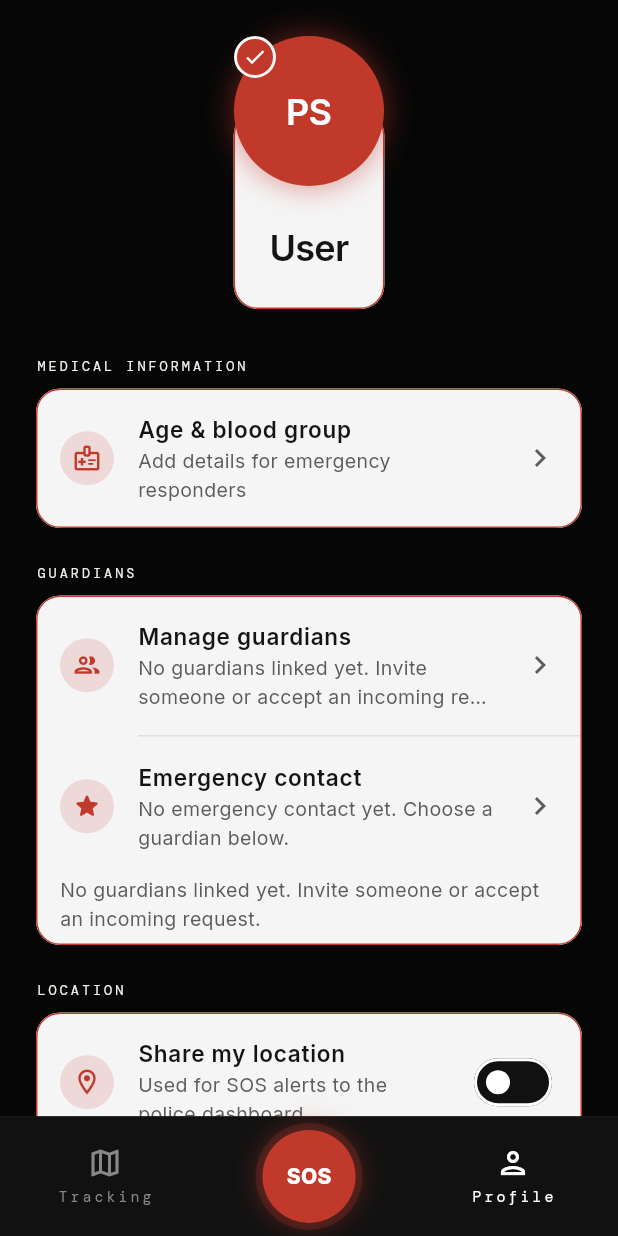
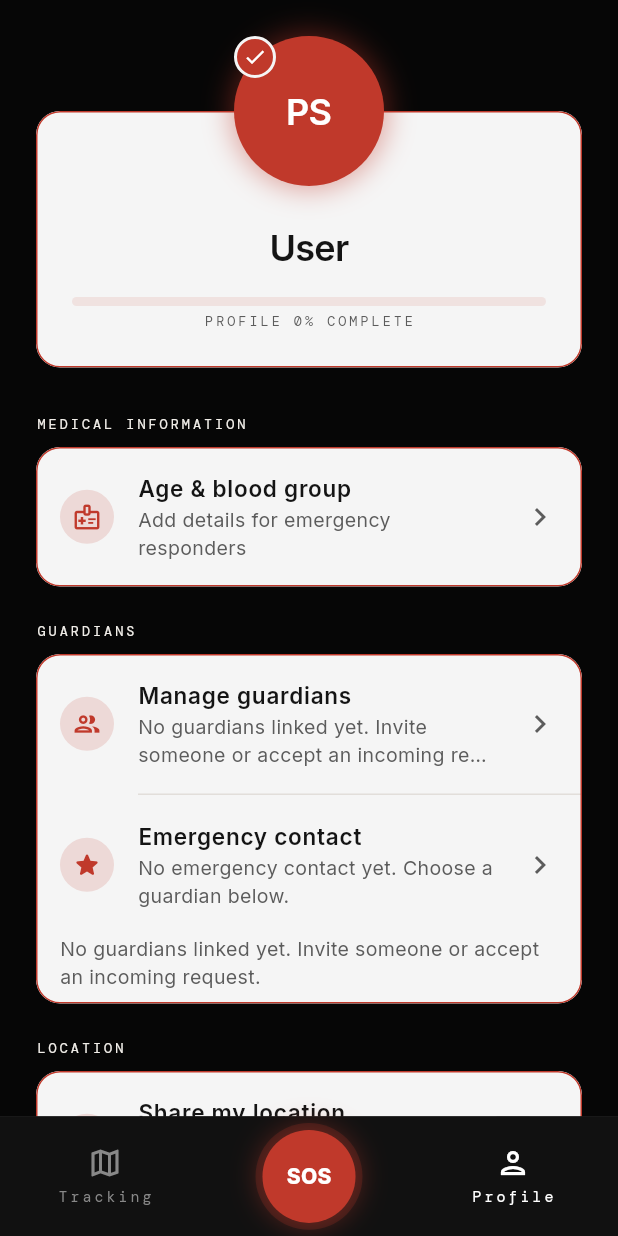
Before and after one commit to ujwalbholan/surakshya-frontend, a Flutter app: the DashboardShell screen opened by its route, item 3 of the bottom bar chosen, on a phone screen of 412 x 824 dp. Run offline on Flutter 3.47's test engine with Material 3 defaults, Android fonts, the phone set to English and light mode, and no system bars; our stand-ins replace battery_plus, flutter_blue_plus, flutter_local_notifications, flutter_map, flutter_riverpod, flutter_secure_storage and 10 more; missing offline and left inert: surakshya; accounts and stored records are empty; network calls fail; statements that could not run were skipped.

Commit message:
feat(profile): real profile-setup completeness progress bar in hero card

```diff
--- a/surakshya-app/lib/features/dashboard/profile/widgets/profile_hero_card.dart
+++ b/surakshya-app/lib/features/dashboard/profile/widgets/profile_hero_card.dart
@@ -45,15 +45,32 @@
 /// Check glyph size inside the tick badge.
 const double kProfileBadgeIconSize = 16;
 
+/// Progress bar track height inside the hero card (D4-rev).
+const double kProfileProgressHeight = 6;
+
+/// Gap between the secondary line and the progress bar.
+const double kProfileProgressGap = S.md;
+
+/// Gap between the progress bar and its percentage label.
+const double kProfileProgressLabelGap = S.xs;
+
 class ProfileHeroCard extends StatelessWidget {
-  const ProfileHeroCard({super.key, required this.user});
+  const ProfileHeroCard({
+    super.key,
+    required this.user,
+    required this.completeness,
+  });
 
   final UserModel? user;
+
+  /// Profile-setup completeness in [0, 1], derived from real signals (D4-rev).
+  final double completeness;
 
   @override
   Widget build(BuildContext context) {
     final name = user?.name ?? 'User';
     final secondary = user?.email ?? user?.phone ?? '';
+    final percent = (completeness * 100).round();
 
     return SizedBox(
       width: double.infinity,
@@ -103,6 +120,24 @@
                         ),
                       ),
                     ],
+                    const SizedBox(height: kProfileProgressGap),
+                    ClipRRect(
+                      borderRadius:
+                          BorderRadius.circular(kProfileProgressHeight),
+                      child: LinearProgressIndicator(
+                        value: completeness,
+                        minHeight: kProfileProgressHeight,
+                        color: surakshaCrimson,
+                        backgroundColor: surakshaCrimsonFaint,
+                      ),
+                    ),
+                    const SizedBox(height: kProfileProgressLabelGap),
+                    Text(
+                      'PROFILE $percent% COMPLETE',
+                      style: SurakshaTypography.monoLabel.copyWith(
+                        color: surakshaOnLightMuted,
+                      ),
+                    ),
                   ],
                 ),
               ),
--- a/surakshya-app/lib/features/dashboard/tabs/profile_tab.dart
+++ b/surakshya-app/lib/features/dashboard/tabs/profile_tab.dart
@@ -50,7 +50,15 @@
         child: ListView(
           padding: EdgeInsets.fromLTRB(S.lg, S.lg, S.lg, bottomPad + S.lg),
           children: [
-            ProfileHeroCard(user: user),
+            ProfileHeroCard(
+              user: user,
+              completeness: _profileCompleteness(
+                medicalFilled: user?.age != null && user?.bloodType != null,
+                guardianLinked: guardians.guardians.isNotEmpty,
+                locationSharing: dash.locationSharingActive,
+                bandConnected: dash.bandConnected,
+              ),
+            ),
             const SizedBox(height: S.xl),
             ProfileSection('Medical information', [
               ProfileSettingsCard(
@@ -521,6 +529,19 @@
   }
 }
 
+/// Profile-setup completeness (D4-rev): four equally weighted real signals
+/// already shown on this screen. The avatar-photo signal is intentionally
+/// excluded until a photo upload feature exists, so 100% stays reachable.
+double _profileCompleteness({
+  required bool medicalFilled,
+  required bool guardianLinked,
+  required bool locationSharing,
+  required bool bandConnected,
+}) {
+  final signals = [medicalFilled, guardianLinked, locationSharing, bandConnected];
+  return signals.where((s) => s).length / signals.length;
+}
+
 class _GuardianProfileRow extends StatelessWidget {
   const _GuardianProfileRow({
     required this.guardian,
```
